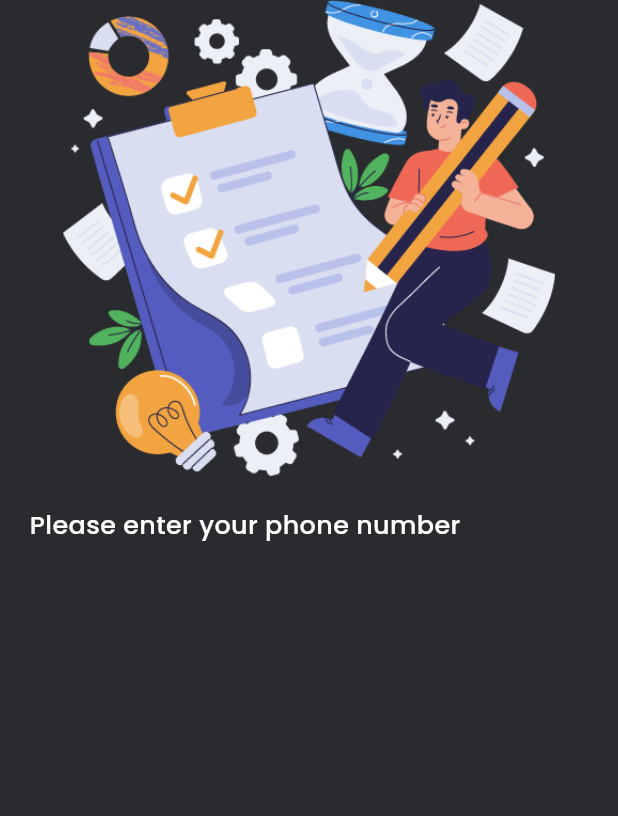
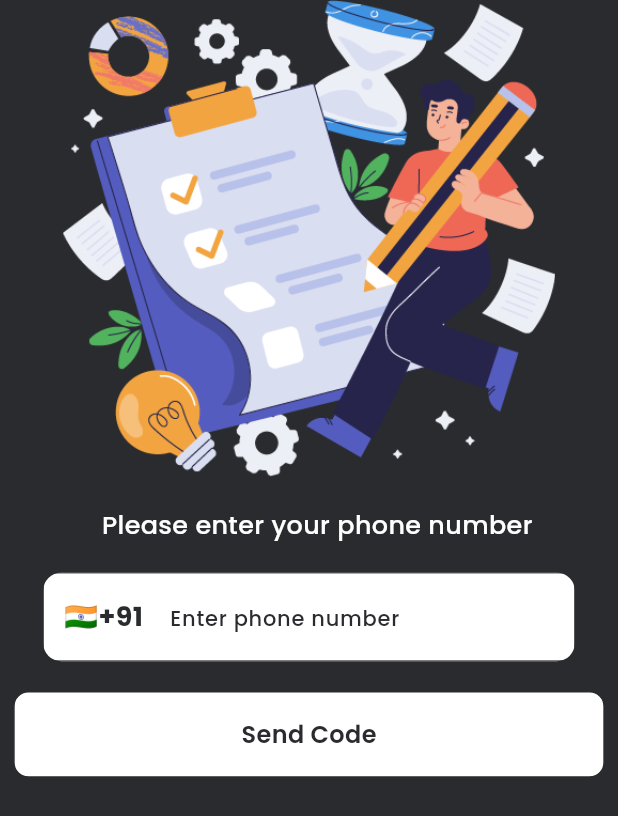
Before and after one commit to banku27/Task-Management-Firebase, a Flutter app: the LoginPage screen opened directly, on a phone screen of 412 x 824 dp. Shown: the top 816 px of the screen. Run offline on Flutter 3.47's test engine with Material 2 defaults, Android fonts, the phone set to English and light mode, and no system bars; our stand-ins replace country_picker, flutter_riverpod, flutter_screenutil, google_fonts, ionicons, smooth_page_indicator.

Commit message:
login page and country picker

```diff
--- a/lib/common/utils/constants.dart
+++ b/lib/common/utils/constants.dart
@@ -17,4 +17,5 @@ class AppConstants {
 
   static double kWidth = 375.w;
   static double kHeight = 825.h;
+  static double kRadius = 12.r;
 }
--- /dev/null
+++ b/lib/common/widgets/custom_text_field.dart
@@ -0,0 +1,81 @@
+import 'package:flutter/material.dart';
+import 'package:todo_with_firebase/common/utils/constants.dart';
+
+import 'app_style.dart';
+
+class CustomTextField extends StatelessWidget {
+  const CustomTextField(
+      {super.key,
+      required this.hintText,
+      required this.keyboardType,
+      this.validator,
+      this.suffixIcon,
+      this.onChanged,
+      this.prefixIcon,
+      required this.controller});
+
+  final TextEditingController controller;
+  final String hintText;
+  final TextInputType keyboardType;
+  final String? Function(String?)? validator;
+  final void Function(String?)? onChanged;
+  final Widget? suffixIcon;
+  final Widget? prefixIcon;
+  @override
+  Widget build(BuildContext context) {
+    return Container(
+      width: AppConstants.kWidth * 0.9,
+      decoration: BoxDecoration(
+        color: AppConstants.kLight,
+        borderRadius: BorderRadius.all(
+          Radius.circular(AppConstants.kRadius),
+        ),
+      ),
+      child: TextFormField(
+        keyboardType: keyboardType,
+        onChanged: onChanged,
+        decoration: InputDecoration(
+          hintText: hintText,
+          suffixIcon: suffixIcon,
+          suffixIconColor: AppConstants.kBkDark,
+          prefixIcon: prefixIcon,
+          hintStyle:
+              appstyle(14, Color(AppConstants.kBkDark.value), FontWeight.w500),
+          errorBorder: const OutlineInputBorder(
+            borderSide: BorderSide(
+              color: Colors.red,
+              width: 0.5,
+            ),
+            borderRadius: BorderRadius.zero,
+          ),
+          focusedBorder: const OutlineInputBorder(
+            borderSide: BorderSide(
+              color: Colors.transparent,
+              width: 0,
+            ),
+            borderRadius: BorderRadius.zero,
+          ),
+          focusedErrorBorder: OutlineInputBorder(
+            borderSide: BorderSide(
+              color: Color(AppConstants.kRed.value),
+              width: 0.5,
+            ),
+            borderRadius: BorderRadius.zero,
+          ),
+          enabledBorder: OutlineInputBorder(
+            borderSide: BorderSide(
+              color: Color(AppConstants.kBkDark.value),
+              width: 0.5,
+            ),
+            borderRadius: BorderRadius.zero,
+          ),
+          border: InputBorder.none,
+        ),
+        controller: controller,
+        cursorHeight: 25,
+        style: appstyle(18, Color(AppConstants.kBkDark.value), FontWeight.w700),
+        validator: validator,
+      ),
+    );
+  }
+}
--- a/lib/features/auth/pages/login_page.dart
+++ b/lib/features/auth/pages/login_page.dart
@@ -1,8 +1,11 @@
+import 'package:country_picker/country_picker.dart';
 import 'package:flutter/material.dart';
 import 'package:flutter_riverpod/flutter_riverpod.dart';
 import 'package:flutter_screenutil/flutter_screenutil.dart';
 import 'package:todo_with_firebase/common/utils/constants.dart';
 import 'package:todo_with_firebase/common/widgets/app_style.dart';
+import 'package:todo_with_firebase/common/widgets/custom_outline_button.dart';
+import 'package:todo_with_firebase/common/widgets/custom_text_field.dart';
 import 'package:todo_with_firebase/common/widgets/height_spacer.dart';
 import 'package:todo_with_firebase/common/widgets/reusable_text.dart';
 
@@ -14,6 +17,18 @@ class LoginPage extends ConsumerStatefulWidget {
 }
 
 class _LoginPageState extends ConsumerState<LoginPage> {
+  Country country = Country(
+      phoneCode: "+91",
+      countryCode: "IN",
+      e164Sc: 0,
+      geographic: true,
+      level: 1,
+      name: 'IND',
+      example: 'IND',
+      displayName: "INDIA",
+      displayNameNoCountryCode: "IN",
+      e164Key: "");
+  final TextEditingController phone = TextEditingController();
   @override
   Widget build(BuildContext context) {
     return Scaffold(
@@ -31,12 +46,52 @@ class _LoginPageState extends ConsumerState<LoginPage> {
               const HeightSpacer(size: 20),
               Container(
                 padding: EdgeInsets.only(left: 10.w),
-                alignment: Alignment.centerLeft,
+                alignment: Alignment.center,
                 child: ReusableText(
                     text: 'Please enter your phone number',
                     style: appstyle(17, AppConstants.kLight, FontWeight.w500)),
               ),
               const HeightSpacer(size: 20),
+              Padding(
+                padding: const EdgeInsets.symmetric(horizontal: 20.0),
+                child: CustomTextField(
+                    hintText: 'Enter phone number',
+                    keyboardType: TextInputType.phone,
+                    controller: phone,
+                    prefixIcon: Container(
+                      padding: const EdgeInsets.all(14),
+                      child: GestureDetector(
+                        onTap: () {
+                          showCountryPicker(
+                              context: context,
+                              countryListTheme: CountryListThemeData(
+                                  bottomSheetHeight: AppConstants.kHeight * 0.6,
+                                  borderRadius: BorderRadius.only(
+                                    topLeft:
+                                        Radius.circular(AppConstants.kRadius),
+                                    topRight:
+                                        Radius.circular(AppConstants.kRadius),
+                                  ),
+                                  backgroundColor: AppConstants.kLight),
+                              onSelect: (code) {
+                                setState(() {});
+                              });
+                        },
+                        child: ReusableText(
+                            text: "${country.flagEmoji}${country.phoneCode}",
+                            style: appstyle(
+                                18, AppConstants.kBkDark, FontWeight.bold)),
+                      ),
+                    )),
+              ),
+              const HeightSpacer(size: 20),
+              CustomOutlineButton(
+                width: AppConstants.kWidth * 0.9,
+                height: AppConstants.kHeight * 0.07,
+                text: 'Send Code',
+                color: AppConstants.kBkDark,
+                color2: AppConstants.kLight,
+              ),
             ],
           ),
         ),
--- a/pubspec.yaml
+++ b/pubspec.yaml
@@ -40,6 +40,7 @@ dependencies:
   ionicons: ^0.2.2
   smooth_page_indicator: ^1.1.0
   flutter_riverpod: ^2.3.6
+  country_picker: ^2.0.20
 
 dev_dependencies:
   flutter_test:
```
Also changed, not shown: pubspec.lock.
